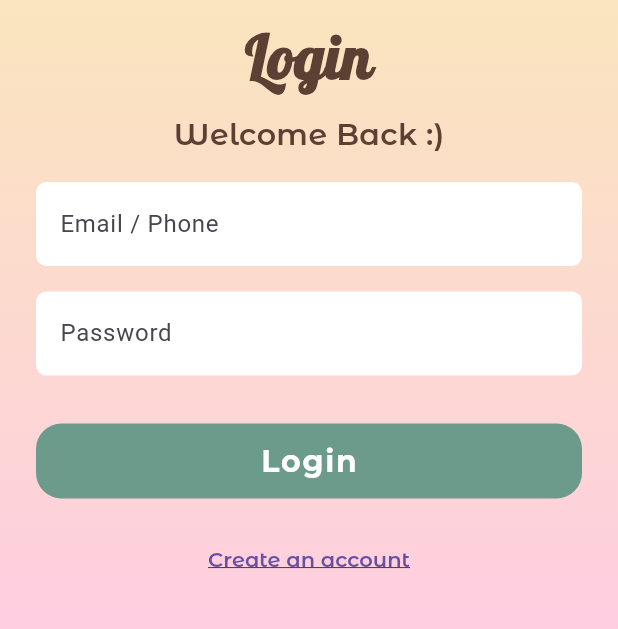
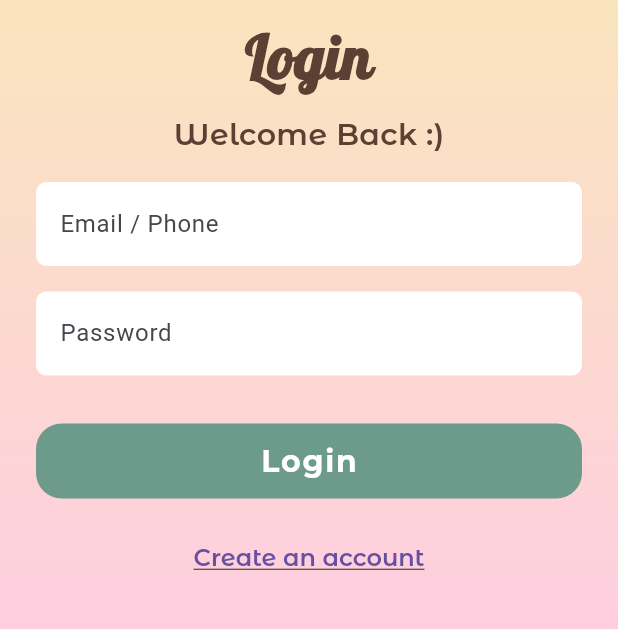
Before and after one commit to NIIIIIINO/Smart_Cat_Water_Bowl, a Flutter app: the screen it shows after launch, after a tap on "START", after a tap on "Login", on a phone screen of 412 x 824 dp, the part 472-1101 px from its top. Run offline on Flutter 3.47's test engine with Material 3 defaults, Android fonts, the phone set to English and light mode, and no system bars; our stand-ins replace cloud_firestore, firebase_auth, firebase_core, firebase_storage, image_picker; accounts and stored records are empty; project files that could hold a hidden picture were left out.

Commit message:
Update login_page.dart

```diff
--- a/smart_cat_water_bowl/lib/pages/login_page.dart
+++ b/smart_cat_water_bowl/lib/pages/login_page.dart
@@ -187,6 +187,7 @@ class _LoginPageState extends State<LoginPage> {
                         color: Color.fromARGB(255, 255, 255, 255),
                         decoration: TextDecoration.underline,
                         decorationColor: Color(0xFF5C4033), // สีเส้นใต้
+                        fontSize: 16, // เพิ่มขนาดตัวอักษร
                       ),
                     ),
                     child: const Text('Create an account'),
```
